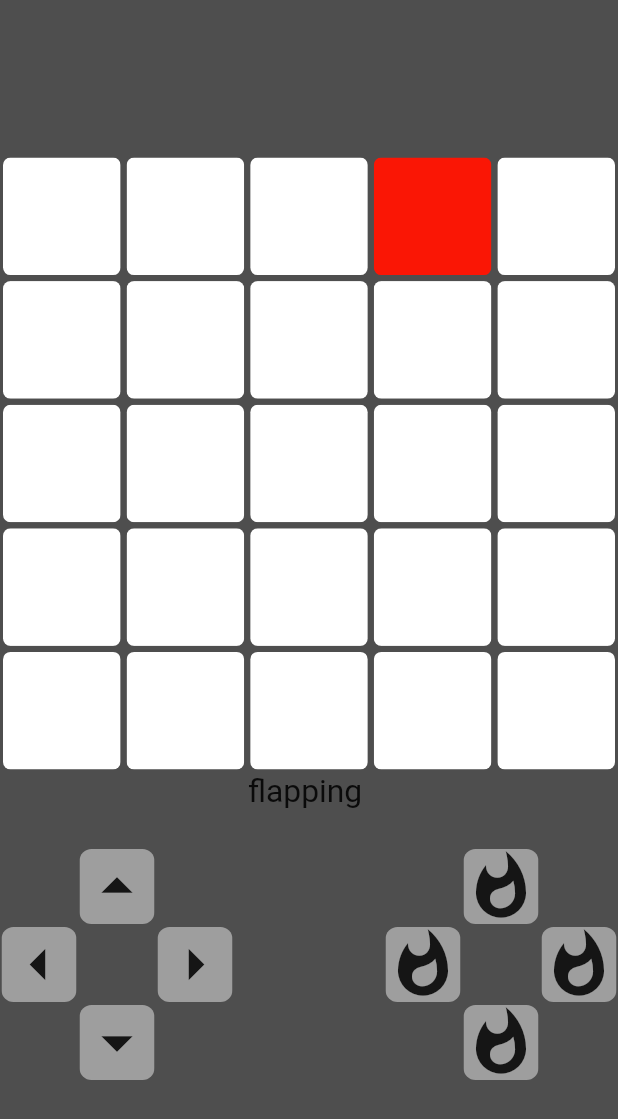
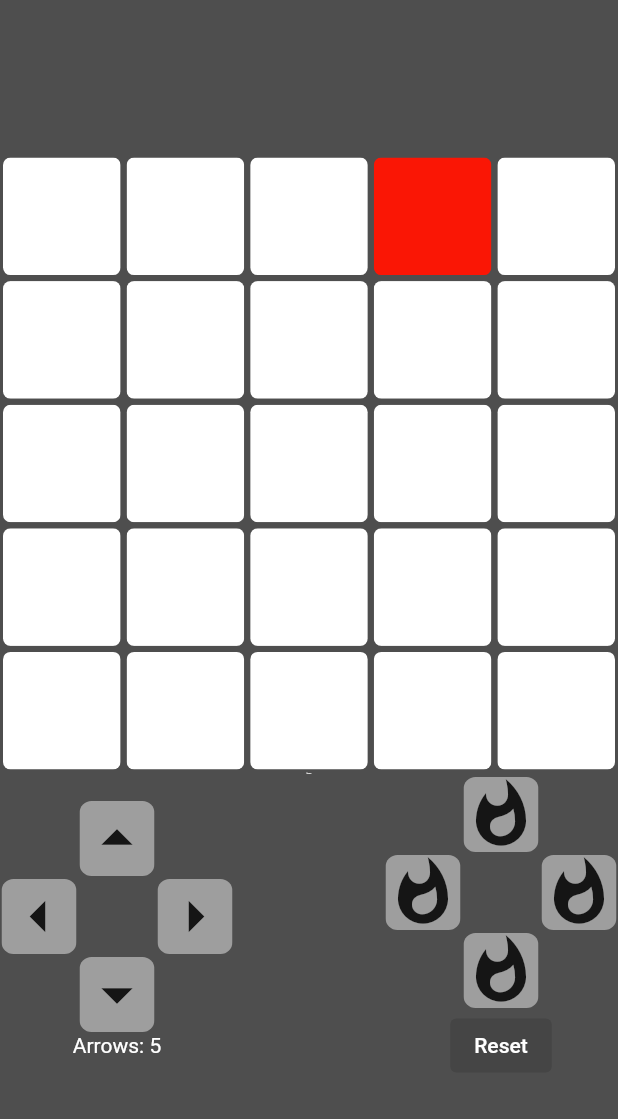
Before and after one commit to mpalma2332/Wumpus, a Flutter app: the screen it shows after launch, on a phone screen of 412 x 824 dp. Shown: the top 1119 px of the screen. Run offline on Flutter 3.47's test engine with Material 2 defaults, Android fonts, the phone set to English and light mode, and no system bars.

Commit message:
fix font and finishing testing

```diff
--- a/wumpus_app/lib/homepage.dart
+++ b/wumpus_app/lib/homepage.dart
@@ -10,11 +10,19 @@ class HomePage extends StatefulWidget {
 }
 
 class HomePageState extends State<HomePage> {
-  final _wumpusGame = WumpusGame(5, 3, 3, 5);
+  var _wumpusGame = WumpusGame.standard();
   late int numberofSquares = _wumpusGame.size * _wumpusGame.size;
   late int numColumInRow = _wumpusGame.size;
   late int playerPosition = point2num(_wumpusGame.player, _wumpusGame.size);
   List<int> moved = [];
+
+  void _resetGame() {
+    setState(() {
+      _wumpusGame = WumpusGame.standard();
+      playerPosition = point2num(_wumpusGame.player, _wumpusGame.size);
+      moved = [];
+    });
+  }
 
   void moveUp() {
     setState(() {
@@ -140,7 +148,10 @@ class HomePageState extends State<HomePage> {
                                 //Backend: update status
                                 child: Text(
                                   _wumpusGame.senseStr(),
-                                  style: TextStyle(fontSize: 28),
+                                  style: TextStyle(
+                                    fontSize: 28,
+                                    color: Colors.white,
+                                  ),
                                   // textAlign: TextAlign.left,
                                 ),
                               ),
@@ -151,7 +162,10 @@ class HomePageState extends State<HomePage> {
                                 //Backend: update status
                                 child: Text(
                                   _wumpusGame.message,
-                                  style: TextStyle(fontSize: 28),
+                                  style: TextStyle(
+                                    fontSize: 28,
+                                    color: Colors.white,
+                                  ),
                                 ),
                               ),
                             ),
@@ -166,7 +180,9 @@ class HomePageState extends State<HomePage> {
                                         children: [
                                           MyButton(),
                                           MyButton(
-                                              function: moveUp,
+                                              function: _wumpusGame.gameOver
+                                                  ? null
+                                                  : moveUp,
                                               color: Colors.grey,
                                               child: Icon(
                                                 Icons.arrow_drop_up,
@@ -178,7 +194,9 @@ class HomePageState extends State<HomePage> {
                                       Row(
                                         children: [
                                           MyButton(
-                                              function: moveLeft,
+                                              function: _wumpusGame.gameOver
+                                                  ? null
+                                                  : moveLeft,
                                               color: Colors.grey,
                                               child: Icon(
                                                 Icons.arrow_left,
@@ -186,7 +204,9 @@ class HomePageState extends State<HomePage> {
                                               )),
                                           MyButton(),
                                           MyButton(
-                                              function: moveRight,
+                                              function: _wumpusGame.gameOver
+                                                  ? null
+                                                  : moveRight,
                                               color: Colors.grey,
                                               child: Icon(
                                                 Icons.arrow_right,
@@ -198,7 +218,9 @@ class HomePageState extends State<HomePage> {
                                         children: [
                                           MyButton(),
                                           MyButton(
-                                              function: moveDown,
+                                              function: _wumpusGame.gameOver
+                                                  ? null
+                                                  : moveDown,
                                               color: Colors.grey,
                                               child: Icon(
                                                 Icons.arrow_drop_down,
@@ -206,7 +228,20 @@ class HomePageState extends State<HomePage> {
                                               )),
                                           MyButton(),
                                         ],
-                                      )
+                                      ),
+                                      FittedBox(
+                                        fit: BoxFit.fitWidth,
+                                        //Backend: update status
+                                        child: Text(
+                                          "Arrows: ${_wumpusGame.arrows.toString()}",
+                                          style: TextStyle(
+                                            fontSize: 14,
+                                            color: Colors.white,
+                                          ),
+
+                                          // textAlign: TextAlign.left,
+                                        ),
+                                      ),
                                     ]),
                               ),
                               Spacer(),
@@ -220,7 +255,9 @@ class HomePageState extends State<HomePage> {
                                         children: [
                                           MyButton(),
                                           MyButton(
-                                              function: shootUp,
+                                              function: _wumpusGame.gameOver
+                                                  ? null
+                                                  : shootUp,
                                               color: Colors.grey,
                                               child: Icon(
                                                 Icons.whatshot,
@@ -232,7 +269,9 @@ class HomePageState extends State<HomePage> {
                                       Row(
                                         children: [
                                           MyButton(
-                                              function: shootRight,
+                                              function: _wumpusGame.gameOver
+                                                  ? null
+                                                  : shootLeft,
                                               color: Colors.grey,
                                               child: Icon(
                                                 Icons.whatshot,
@@ -240,7 +279,9 @@ class HomePageState extends State<HomePage> {
                                               )),
                                           MyButton(),
                                           MyButton(
-                                              function: shootLeft,
+                                              function: _wumpusGame.gameOver
+                                                  ? null
+                                                  : shootRight,
                                               color: Colors.grey,
                                               child: Icon(
                                                 Icons.whatshot,
@@ -252,7 +293,9 @@ class HomePageState extends State<HomePage> {
                                         children: [
                                           MyButton(),
                                           MyButton(
-                                              function: shootDown,
+                                              function: _wumpusGame.gameOver
+                                                  ? null
+                                                  : shootDown,
                                               color: Colors.grey,
                                               child: Icon(
                                                 Icons.whatshot,
@@ -260,7 +303,30 @@ class HomePageState extends State<HomePage> {
                                               )),
                                           MyButton(),
                                         ],
-                                      )
+                                      ),
+                                      Row(
+                                        children: [
+                                          // FittedBox(
+                                          //   fit: BoxFit.fitWidth,
+                                          //   //Backend: update status
+                                          //   child: Text(
+                                          //     "Hello",
+                                          //     style: TextStyle(fontSize: 28),
+                                          //     // textAlign: TextAlign.left,
+                                          //   ),
+                                          // ),
+                                          // MainAxisAlignment : MainAxisAlignment.center,
+                                          ElevatedButton(
+                                              onPressed: _wumpusGame.gameOver
+                                                  ? _resetGame
+                                                  : null,
+                                              child: const Text('Reset',
+                                                  style: TextStyle(
+                                                    fontSize: 14,
+                                                    color: Colors.white,
+                                                  ))),
+                                        ],
+                                      ),
                                     ]),
                               ),
                             ]),
--- a/wumpus_app/lib/main.dart
+++ b/wumpus_app/lib/main.dart
@@ -11,6 +11,7 @@ class MyApp extends StatelessWidget {
   @override
   Widget build(BuildContext context) {
     return MaterialApp(
+      debugShowCheckedModeBanner: false,
       home: HomePage(),
     );
   }
```
